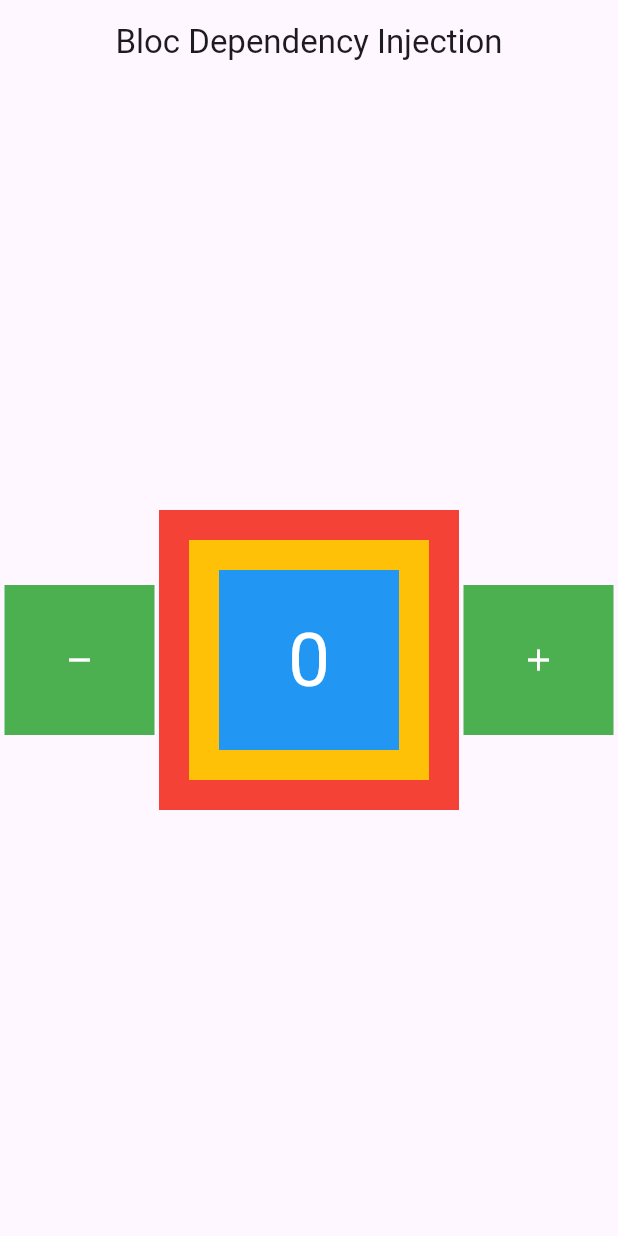
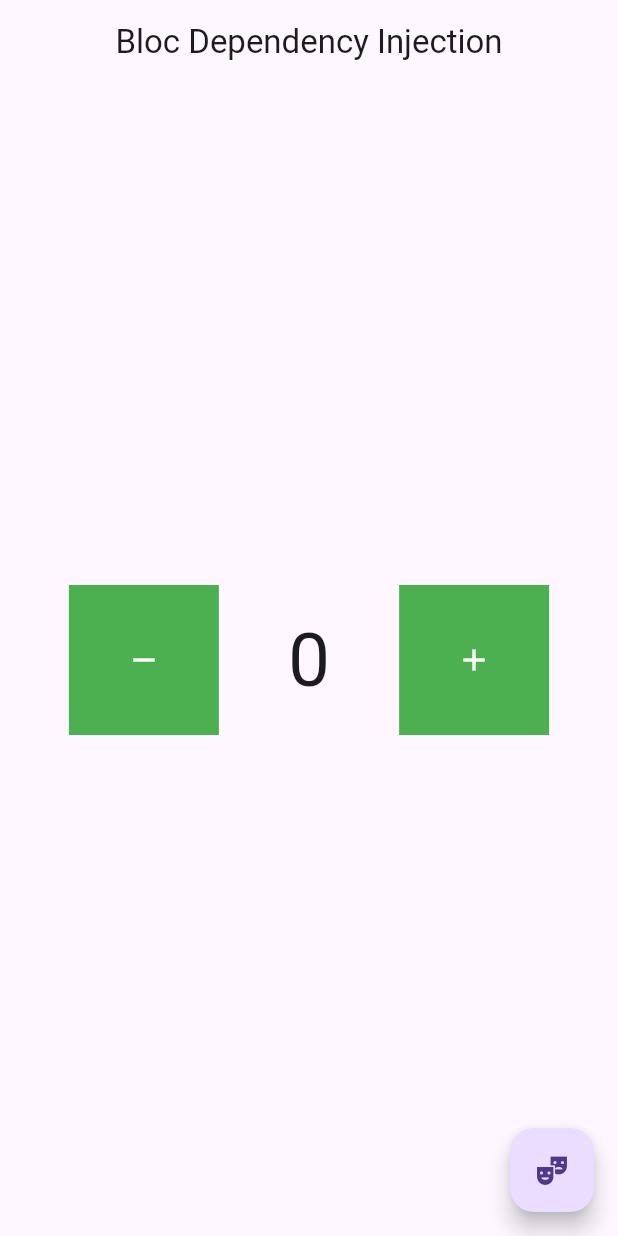
Before and after one commit to Arieffirms/Bloc, a Flutter app: the screen it shows after launch, on a phone screen of 412 x 824 dp. Run offline on Flutter 3.47's test engine with Material 3 defaults, Android fonts, the phone set to English and light mode, and no system bars; our stand-ins replace flutter_bloc.

Commit message:
materi 6

```diff
--- /dev/null
+++ b/lib/bloc/counter.dart
@@ -0,0 +1,9 @@
+import 'package:flutter_bloc/flutter_bloc.dart';
+
+class CounterBloc extends Cubit<int> {
+  CounterBloc() : super(0);
+
+  void add() => emit(state + 1);
+
+  void remove() => emit(state - 1);
+}
--- /dev/null
+++ b/lib/bloc/theme.dart
@@ -0,0 +1,7 @@
+import 'package:flutter_bloc/flutter_bloc.dart';
+
+class ThemeBloc extends Cubit<bool> {
+  ThemeBloc() : super(true);
+
+  void changeTheme() => emit(!state);
+}
--- a/lib/main.dart
+++ b/lib/main.dart
@@ -1,29 +1,58 @@
-// import 'package:bloc_test/materi/02_bloc_cubit.dart';
-// import 'package:bloc_test/materi/03_bloc_observer_cubit.dart';
-// import 'package:bloc_test/materi/04_bloc_builder.dart';
-// import 'package:bloc_test/materi/05_bloc_consumer.dart';
-// import 'package:bloc_test/materi/bloc_stream.dart';
-// import 'package:bloc_test/materi/06_bloc_listener%20copy.dart';
-// import 'package:bloc_test/materi/07_bloc_provider.dart';
-import 'package:bloc_test/materi/08_bloc_dependency_injection.dart';
-import 'package:bloc_test/materi/08_bloc_dependency_injection/bloc/counter.dart';
+import 'package:bloc_test/bloc/counter.dart';
+import 'package:bloc_test/bloc/theme.dart';
+import 'package:bloc_test/pages/home.dart';
 import 'package:flutter/material.dart';
 import 'package:flutter_bloc/flutter_bloc.dart';
 
-void main() {
-  runApp(const MyApp());
-}
+void main() => runApp(MyApp());
 
 class MyApp extends StatelessWidget {
-  const MyApp({super.key});
+  MyApp({super.key});
+  final myTheme = ThemeBloc();
+
+  final allProvider = [
+    BlocProvider(
+      create: (context) => CounterBloc(),
+    ),
+    BlocProvider(
+      create: (context) => ThemeBloc(),
+    ),
+  ];
 
   @override
   Widget build(BuildContext context) {
-    return BlocProvider(
-        create: (context) => CounterApp(),
-        child: MaterialApp(
-          debugShowCheckedModeBanner: false,
-          home: BlocDependencyInjectionLearn(),
-        ));
+    return MultiBlocProvider(
+      providers: allProvider,
+      child: BlocBuilder<ThemeBloc, bool>(
+        bloc: myTheme,
+        builder: (context, state) {
+          return MaterialApp(
+            theme: state ? ThemeData.light() : ThemeData.dark(),
+            home: BlocProvider(
+              create: (BuildContext context) => CounterBloc(),
+              child: const HomePage(),
+            ),
+          );
+        },
+      ),
+    );
+
+    // bisa juga menggunakan cara ini
+
+    // return BlocProvider(
+    //   create: (context) => myTheme,
+    //   child: BlocBuilder<ThemeBloc, bool>(
+    //     bloc: myTheme,
+    //     builder: (context, state) {
+    //       return MaterialApp(
+    //         theme: state ? ThemeData.light() : ThemeData.dark(),
+    //         home: BlocProvider(
+    //           create: (BuildContext context) => CounterBloc(),
+    //           child: const HomePage(),
+    //         ),
+    //       );
+    //     },
+    //   ),
+    // );
   }
 }
--- a/lib/materi/08_bloc_dependency_injection/widgets/biru.dart
+++ /dev/null
@@ -1,17 +0,0 @@
-import 'package:bloc_test/materi/08_bloc_dependency_injection/widgets/center_widgets.dart';
-import 'package:flutter/material.dart';
-
-class Biru extends StatelessWidget {
-  const Biru({
-    super.key,
-  });
-
-  @override
-  Widget build(BuildContext context) {
-    return Container(
-      margin: const EdgeInsets.all(20),
-      color: Colors.blue,
-      child: CenterWidgets(),
-    );
-  }
-}
--- a/lib/materi/08_bloc_dependency_injection/widgets/center_widgets.dart
+++ /dev/null
@@ -1,12 +0,0 @@
-import 'package:bloc_test/materi/08_bloc_dependency_injection/widgets/data_widgets.dart';
-import 'package:flutter/material.dart';
-
-class CenterWidgets extends StatelessWidget {
-  const CenterWidgets({
-    super.key,
-  });
-  @override
-  Widget build(BuildContext context) {
-    return Center(child: DataWidgets());
-  }
-}
--- a/lib/materi/08_bloc_dependency_injection/widgets/data_widgets.dart
+++ /dev/null
@@ -1,24 +0,0 @@
-import 'package:bloc_test/materi/08_bloc_dependency_injection/bloc/counter.dart';
-import 'package:flutter/material.dart';
-import 'package:flutter_bloc/flutter_bloc.dart';
-
-class DataWidgets extends StatelessWidget {
-  const DataWidgets({
-    super.key,
-  });
-
-  @override
-  Widget build(BuildContext context) {
-    // final myCounter = BlocProvider.of<CounterApp>(context);
-    final myCounter = context.read<CounterApp>();
-    return BlocBuilder<CounterApp, int>(
-      bloc: myCounter,
-      builder: (context, state) {
-        return Text(
-          "$state",
-          style: const TextStyle(fontSize: 50, color: Colors.white),
-        );
-      },
-    );
-  }
-}
--- a/lib/materi/08_bloc_dependency_injection/widgets/kuning.dart
+++ /dev/null
@@ -1,17 +0,0 @@
-import 'package:bloc_test/materi/08_bloc_dependency_injection/widgets/biru.dart';
-import 'package:flutter/material.dart';
-
-class Kuning extends StatelessWidget {
-  const Kuning({
-    super.key,
-  });
-
-  @override
-  Widget build(BuildContext context) {
-    return Container(
-      margin: const EdgeInsets.all(20),
-      color: Colors.amber,
-      child: Biru(),
-    );
-  }
-}
--- a/lib/materi/08_bloc_dependency_injection/widgets/merah.dart
+++ /dev/null
@@ -1,18 +0,0 @@
-import 'package:bloc_test/materi/08_bloc_dependency_injection/widgets/kuning.dart';
-import 'package:flutter/material.dart';
-
-class Merah extends StatelessWidget {
-  const Merah({
-    super.key,
-  });
-
-  @override
-  Widget build(BuildContext context) {
-    return Container(
-      width: 200,
-      height: 200,
-      color: Colors.red,
-      child: Kuning(),
-    );
-  }
-}
--- a/lib/materi/08_bloc_dependency_injection.dart
+++ b/lib/pages/home.dart
@@ -1,20 +1,25 @@
-import 'package:bloc_test/materi/08_bloc_dependency_injection/bloc/counter.dart';
-import 'package:bloc_test/materi/08_bloc_dependency_injection/widgets/merah.dart';
+import 'package:bloc_test/bloc/counter.dart';
+import 'package:bloc_test/bloc/theme.dart';
 import 'package:flutter/material.dart';
 import 'package:flutter_bloc/flutter_bloc.dart';
 
-// ignore: must_be_immutable
-class BlocDependencyInjectionLearn extends StatelessWidget {
-  BlocDependencyInjectionLearn({super.key});
+class HomePage extends StatelessWidget {
+  const HomePage({super.key});
 
   @override
   Widget build(BuildContext context) {
-    // final myCounter = BlocProvider.of<CounterApp>(context);
-    final myCounter = context.read<CounterApp>();
+    final mycounter = context.read<CounterBloc>();
+    final myTheme = context.read<ThemeBloc>();
     return Scaffold(
       appBar: AppBar(
         title: const Text("Bloc Dependency Injection"),
         centerTitle: true,
+      ),
+      floatingActionButton: FloatingActionButton(
+        onPressed: () {
+          myTheme.changeTheme();
+        },
+        child: const Icon(Icons.theater_comedy),
       ),
       body: Center(
         child: Row(
@@ -24,8 +29,7 @@ class BlocDependencyInjectionLearn extends StatelessWidget {
               color: Colors.green,
               child: InkWell(
                 onTap: () {
-                  // decrement
-                  myCounter.decrement();
+                  mycounter.remove();
                 },
                 splashColor: Colors.black,
                 child: const SizedBox(
@@ -38,13 +42,17 @@ class BlocDependencyInjectionLearn extends StatelessWidget {
                 ),
               ),
             ),
-            Merah(),
+            BlocBuilder<CounterBloc, int>(
+              builder: (context, state) {
+                return Text("$state", style: const TextStyle(fontSize: 50));
+              },
+            ),
             Material(
               color: Colors.green,
               child: InkWell(
                 onTap: () {
                   // increment
-                  myCounter.increment();
+                  mycounter.add();
                 },
                 splashColor: Colors.black,
                 child: const SizedBox(
```
Also changed, not shown: lib/materi/01_bloc_stream.dart (deleted, +0 -37 lines), lib/materi/02_bloc_cubit.dart (deleted, +0 -53 lines), lib/materi/03_bloc_observer_cubit.dart (deleted, +0 -77 lines), lib/materi/04_bloc/counter.dart (deleted, +0 -23 lines), lib/materi/04_bloc_builder.dart (deleted, +0 -65 lines), lib/materi/05_bloc_listener.dart (deleted, +0 -67 lines), lib/materi/06_bloc_consumer.dart (deleted, +0 -71 lines), lib/materi/07_bloc_provider.dart (deleted, +0 -72 lines), lib/materi/07_wiget/center_widget.dart (deleted, +0 -28 lines), lib/materi/07_wiget/data_widget.dart (deleted, +0 -21 lines), lib/materi/08_bloc_dependency_injection/bloc/counter.dart (deleted, +0 -23 lines).
